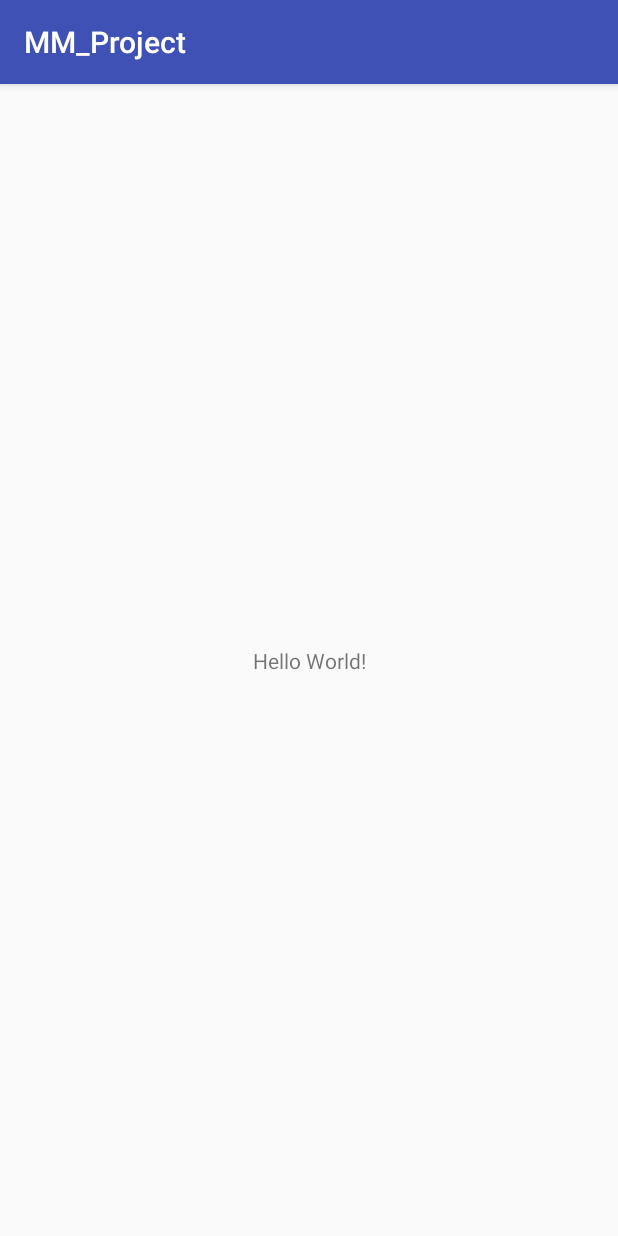
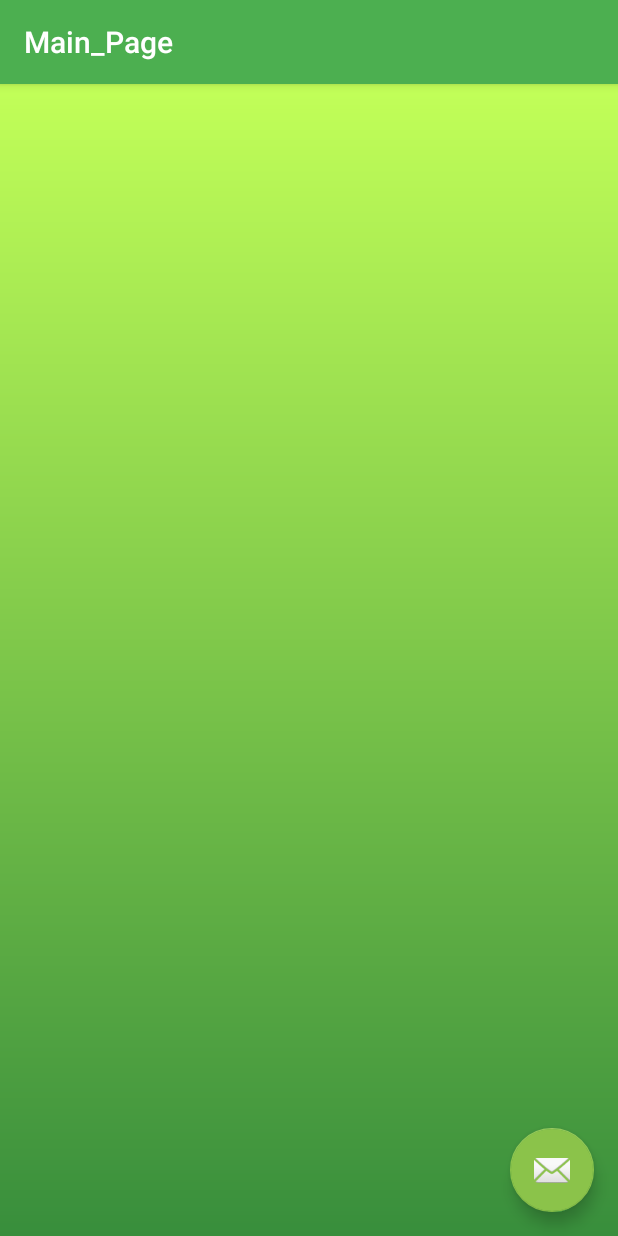
Before and after one commit to sagarswap/MM_Project, an Android app: the screen it shows after launch (MainActivity before the commit, Main_Page after it), on a phone screen of 412 x 824 dp. Run offline under Robolectric (Android 15) with nearby library versions, the phone set to English and light mode, and no system bars; our stand-ins replace Room's generated code.

Commit message:
First Commit

```diff
--- a/app/build.gradle
+++ b/app/build.gradle
@@ -22,7 +22,13 @@ dependencies {
     implementation fileTree(dir: 'libs', include: ['*.jar'])
     implementation 'com.android.support:appcompat-v7:26.1.0'
     implementation 'com.android.support.constraint:constraint-layout:1.1.0'
+    implementation 'com.android.support:design:26.1.0'
     testImplementation 'junit:junit:4.12'
     androidTestImplementation 'com.android.support.test:runner:1.0.2'
     androidTestImplementation 'com.android.support.test.espresso:espresso-core:3.0.2'
+
+    def room_version = "1.1.0" // or, for latest rc, use "1.1.1-rc1"
+
+    implementation "android.arch.persistence.room:runtime:$room_version"
+    annotationProcessor "android.arch.persistence.room:compiler:$room_version"
 }
--- a/app/src/main/AndroidManifest.xml
+++ b/app/src/main/AndroidManifest.xml
@@ -16,6 +16,11 @@
                 <category android:name="android.intent.category.LAUNCHER" />
             </intent-filter>
         </activity>
+        <activity
+            android:name=".Main_Page"
+            android:label="@string/title_activity_main__page"
+            android:theme="@style/AppTheme" />
+        <activity android:name=".NewUser"></activity>
     </application>
 
 </manifest>
--- /dev/null
+++ b/app/src/main/java/sagarswap/mm_project/AppDatabase.java
@@ -0,0 +1,9 @@
+package sagarswap.mm_project;
+
+import android.arch.persistence.room.Database;
+import android.arch.persistence.room.RoomDatabase;
+
+@Database(entities = {User.class}, version=1)
+public abstract class AppDatabase extends RoomDatabase {
+    public abstract UserDAO userDAO();
+}
--- a/app/src/main/java/sagarswap/mm_project/MainActivity.java
+++ b/app/src/main/java/sagarswap/mm_project/MainActivity.java
@@ -1,13 +1,51 @@
 package sagarswap.mm_project;
 
+import android.animation.AnimatorSet;
+import android.animation.ObjectAnimator;
+import android.content.Intent;
+import android.os.Handler;
 import android.support.v7.app.AppCompatActivity;
 import android.os.Bundle;
+import android.widget.ImageView;
+import android.widget.TextView;
 
-public class MainActivity extends AppCompatActivity {
+public class MainActivity extends AppCompatActivity
+{
+    private static int SPLASH_TIME_OUT=4000;
+    private TextView splash_text1, splash_text2;
 
     @Override
-    protected void onCreate(Bundle savedInstanceState) {
+    protected void onCreate(Bundle savedInstanceState)
+    {
         super.onCreate(savedInstanceState);
         setContentView(R.layout.activity_main);
+        splash_text1=findViewById(R.id.ModulusMotors);
+        splash_text2=findViewById(R.id.Welcome);
+        handleAnimation();
+
+        new Handler().postDelayed(new Runnable() {
+            @Override
+            public void run()
+            {
+                Intent homeIntent=new Intent(MainActivity.this, Main_Page.class);
+                startActivity(homeIntent);
+                finish();
+            }
+        }, SPLASH_TIME_OUT);
+    }
+
+    public void handleAnimation()
+    {
+        ObjectAnimator fadeIn1=ObjectAnimator.ofFloat(splash_text1, "alpha", 0.1f, 1f);
+        fadeIn1.setDuration(1000);
+        fadeIn1.setRepeatCount(5);
+        ObjectAnimator fadeIn2=ObjectAnimator.ofFloat(splash_text2, "alpha", 0.1f, 1f);
+        fadeIn2.setDuration(1000);
+       fadeIn2.setRepeatCount(5);
+        /*ObjectAnimator fadeOut = ObjectAnimator.ofFloat(splash_text1, "alpha",  1f, .3f);
+        fadeOut.setDuration(2000);*/
+        AnimatorSet aSet=new AnimatorSet();
+        aSet.play(fadeIn1).with(fadeIn2);
+        aSet.start();
     }
 }
--- /dev/null
+++ b/app/src/main/java/sagarswap/mm_project/Main_Page.java
@@ -0,0 +1,50 @@
+package sagarswap.mm_project;
+
+import android.arch.persistence.room.Room;
+import android.content.Intent;
+import android.os.Bundle;
+import android.support.design.widget.FloatingActionButton;
+import android.support.design.widget.Snackbar;
+import android.support.v7.app.AppCompatActivity;
+import android.support.v7.widget.LinearLayoutManager;
+import android.support.v7.widget.RecyclerView;
+import android.support.v7.widget.Toolbar;
+import android.view.View;
+
+import java.util.ArrayList;
+import java.util.List;
+
+public class Main_Page extends AppCompatActivity
+{
+    RecyclerView recyclerView;
+    RecyclerView.Adapter adapter;
+
+    @Override
+    protected void onCreate(Bundle savedInstanceState) {
+        super.onCreate(savedInstanceState);
+        setContentView(R.layout.activity_main__page);
+
+        AppDatabase db= Room.databaseBuilder(getApplicationContext(), AppDatabase.class, "production").allowMainThreadQueries().fallbackToDestructiveMigration().build();
+        //DO NOT DO THE ABOVE STATEMENT IN THE FINAL VERSION, use background thread to accomplish this task using async operations
+        List<User> users=db.userDAO().getAllUsers();
+
+        recyclerView=findViewById(R.id.recycler_view);
+        recyclerView.setLayoutManager(new LinearLayoutManager(this));
+        adapter=new UserAdapter(users);
+        recyclerView.setAdapter(adapter);
+
+        Toolbar toolbar = (Toolbar) findViewById(R.id.toolbar);
+        setSupportActionBar(toolbar);
+
+        FloatingActionButton fab = findViewById(R.id.fab);
+        fab.setOnClickListener(new View.OnClickListener() {
+            @Override
+            public void onClick(View view) {
+                Intent createUser=new Intent(Main_Page.this, NewUser.class);
+                startActivity(createUser);
+                finish();
+            }
+        });
+    }
+
+}
--- /dev/null
+++ b/app/src/main/java/sagarswap/mm_project/UserAdapter.java
@@ -0,0 +1,51 @@
+package sagarswap.mm_project;
+
+import android.support.v7.widget.RecyclerView;
+import android.view.LayoutInflater;
+import android.view.View;
+import android.view.ViewGroup;
+import android.widget.TextView;
+
+import java.util.ArrayList;
+import java.util.List;
+
+class UserAdapter extends RecyclerView.Adapter<UserAdapter.ViewHolder> {
+
+    List<User> users;
+
+    public UserAdapter(List<User> users)
+    {
+        this.users=users;
+    }
+
+    @Override
+    public UserAdapter.ViewHolder onCreateViewHolder(ViewGroup parent, int viewType)
+    {
+        View view= LayoutInflater.from(parent.getContext()).inflate(R.layout.user_row, parent, false);
+        return new ViewHolder(view);
+    }
+
+    @Override
+    public void onBindViewHolder(UserAdapter.ViewHolder holder, int position)
+    {
+        holder.ownerName.setText(users.get(position).getOwnerName());
+        holder.vehicleName.setText(users.get(position).getVehicleName());
+        holder.vehicleNumber.setText(users.get(position).getVehicleNumber());
+    }
+
+    @Override
+    public int getItemCount() {
+        return users.size();
+    }
+
+    public class ViewHolder extends RecyclerView.ViewHolder {
+        public TextView ownerName, vehicleName, vehicleNumber;
+
+        public ViewHolder(View itemView) {
+            super(itemView);
+            ownerName=itemView.findViewById(R.id.owner_name);
+            vehicleName=itemView.findViewById(R.id.vehicle_name);
+            vehicleNumber=itemView.findViewById(R.id.vehicle_number);
+        }
+    }
+}
--- /dev/null
+++ b/app/src/main/java/sagarswap/mm_project/UserDAO.java
@@ -0,0 +1,17 @@
+package sagarswap.mm_project;
+
+import android.arch.persistence.room.Dao;
+import android.arch.persistence.room.Insert;
+import android.arch.persistence.room.Query;
+
+import java.util.List;
+
+@Dao
+public interface UserDAO
+{
+    @Query("SELECT * FROM user")
+    List<User> getAllUsers();
+
+    @Insert
+    void insertAll(User... users);
+}
--- /dev/null
+++ b/app/src/main/res/drawable/gradient.xml
@@ -0,0 +1,11 @@
+<?xml version="1.0" encoding="utf-8"?>
+<shape
+    xmlns:android="http://schemas.android.com/apk/res/android"
+    android:shape="rectangle">
+    <gradient
+        android:startColor="@color/colorPrimaryDark"
+        android:endColor="#c2ff58"
+        android:type="linear"
+        android:angle="90"/>
+
+</shape>
--- /dev/null
+++ b/app/src/main/res/layout/activity_main__page.xml
@@ -0,0 +1,33 @@
+<?xml version="1.0" encoding="utf-8"?>
+<android.support.design.widget.CoordinatorLayout xmlns:android="http://schemas.android.com/apk/res/android"
+    xmlns:app="http://schemas.android.com/apk/res-auto"
+    xmlns:tools="http://schemas.android.com/tools"
+    android:layout_width="match_parent"
+    android:layout_height="match_parent"
+    tools:context=".Main_Page">
+
+    <android.support.design.widget.AppBarLayout
+        android:layout_width="match_parent"
+        android:layout_height="wrap_content"
+        android:theme="@style/AppTheme.AppBarOverlay">
+
+        <android.support.v7.widget.Toolbar
+            android:id="@+id/toolbar"
+            android:layout_width="match_parent"
+            android:layout_height="?attr/actionBarSize"
+            android:background="?attr/colorPrimary"
+            app:popupTheme="@style/AppTheme.PopupOverlay" />
+
+    </android.support.design.widget.AppBarLayout>
+
+    <include layout="@layout/content_main__page" />
+
+    <android.support.design.widget.FloatingActionButton
+        android:id="@+id/fab"
+        android:layout_width="wrap_content"
+        android:layout_height="wrap_content"
+        android:layout_gravity="bottom|end"
+        android:layout_margin="@dimen/fab_margin"
+        app:srcCompat="@android:drawable/ic_dialog_email" />
+
+</android.support.design.widget.CoordinatorLayout>
--- /dev/null
+++ b/app/src/main/res/layout/content_main__page.xml
@@ -0,0 +1,17 @@
+<?xml version="1.0" encoding="utf-8"?>
+<android.support.constraint.ConstraintLayout xmlns:android="http://schemas.android.com/apk/res/android"
+    xmlns:app="http://schemas.android.com/apk/res-auto"
+    xmlns:tools="http://schemas.android.com/tools"
+    android:layout_width="match_parent"
+    android:layout_height="match_parent"
+    android:background="@drawable/gradient"
+    app:layout_behavior="@string/appbar_scrolling_view_behavior"
+    tools:context=".Main_Page"
+    tools:showIn="@layout/activity_main__page">
+
+    <android.support.v7.widget.RecyclerView
+        android:id="@+id/recycler_view"
+        android:layout_width="match_parent"
+        android:layout_height="wrap_content"></android.support.v7.widget.RecyclerView>
+
+</android.support.constraint.ConstraintLayout>
--- a/app/src/main/res/values/colors.xml
+++ b/app/src/main/res/values/colors.xml
@@ -1,6 +1,10 @@
 <?xml version="1.0" encoding="utf-8"?>
 <resources>
-    <color name="colorPrimary">#3F51B5</color>
-    <color name="colorPrimaryDark">#303F9F</color>
-    <color name="colorAccent">#FF4081</color>
+    <color name="colorPrimary">#4CAF50</color>
+    <color name="colorPrimaryDark">#388E3C</color>
+    <color name="colorAccent">#8BC34A</color>
+    <color name="colorLightPrimary">#C8E6C9</color>
+    <color name="colorPrimaryText">#212121</color>
+    <color name="colorSecondaryText">#757575</color>
+    <color name="colorDivider">#BDBDBD</color>
 </resources>
--- /dev/null
+++ b/app/src/main/res/values/dimens.xml
@@ -0,0 +1,3 @@
+<resources>
+    <dimen name="fab_margin">16dp</dimen>
+</resources>
--- a/app/src/main/res/values/strings.xml
+++ b/app/src/main/res/values/strings.xml
@@ -1,3 +1,4 @@
 <resources>
     <string name="app_name">MM_Project</string>
+    <string name="title_activity_main__page">Main_Page</string>
 </resources>
--- a/app/src/main/res/values/styles.xml
+++ b/app/src/main/res/values/styles.xml
@@ -1,11 +1,15 @@
 <resources>
 
     <!-- Base application theme. -->
-    <style name="AppTheme" parent="Theme.AppCompat.Light.DarkActionBar">
+    <style name="AppTheme" parent="Theme.AppCompat.Light.NoActionBar">
         <!-- Customize your theme here. -->
         <item name="colorPrimary">@color/colorPrimary</item>
         <item name="colorPrimaryDark">@color/colorPrimaryDark</item>
         <item name="colorAccent">@color/colorAccent</item>
     </style>
 
+    <style name="AppTheme.AppBarOverlay" parent="ThemeOverlay.AppCompat.Dark.ActionBar" />
+
+    <style name="AppTheme.PopupOverlay" parent="ThemeOverlay.AppCompat.Light" />
+
 </resources>
--- a/build.gradle
+++ b/build.gradle
@@ -7,7 +7,7 @@ buildscript {
         jcenter()
     }
     dependencies {
-        classpath 'com.android.tools.build:gradle:3.0.1'
+        classpath 'com.android.tools.build:gradle:3.1.2'
 
 
         // NOTE: Do not place your application dependencies here; they belong
@@ -19,6 +19,7 @@ allprojects {
     repositories {
         google()
         jcenter()
+        maven { url 'https://maven.google.com'}
     }
 }
 
```
Also changed, not shown: app/src/main/java/sagarswap/mm_project/NewUser.java (added, +39 -0 lines), app/src/main/java/sagarswap/mm_project/User.java (added, +64 -0 lines), app/src/main/res/layout/activity_main.xml (+30 -4 lines), app/src/main/res/layout/activity_new_user.xml (added, +68 -0 lines), app/src/main/res/layout/user_row.xml (added, +38 -0 lines), gradle/wrapper/gradle-wrapper.properties.
